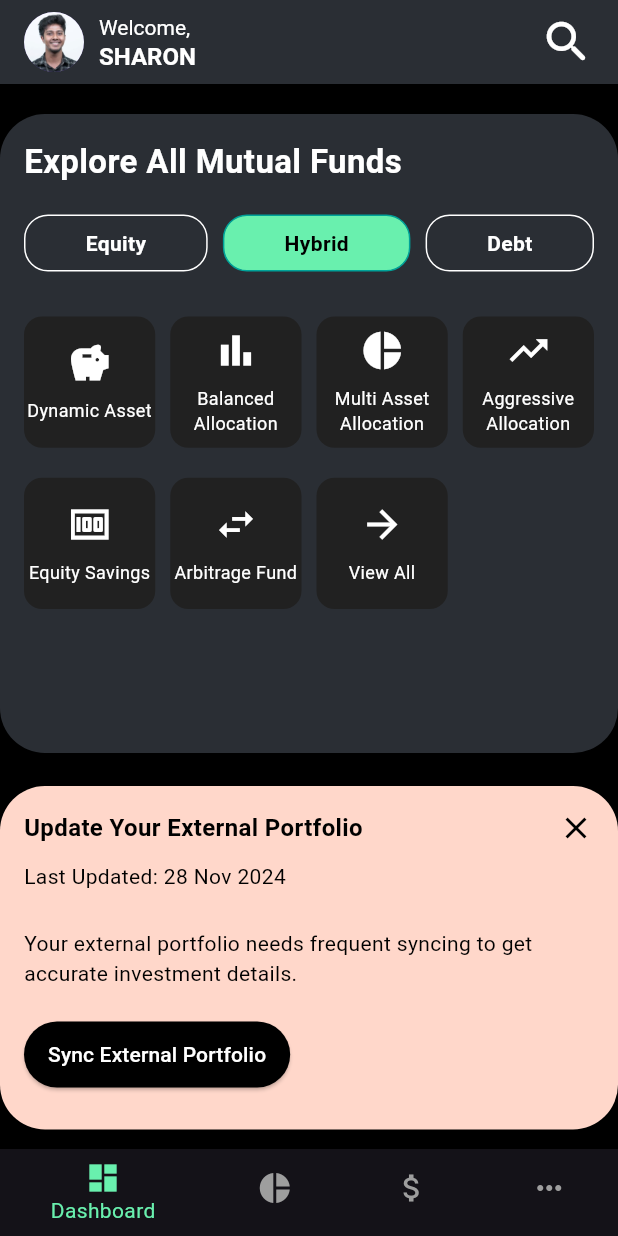
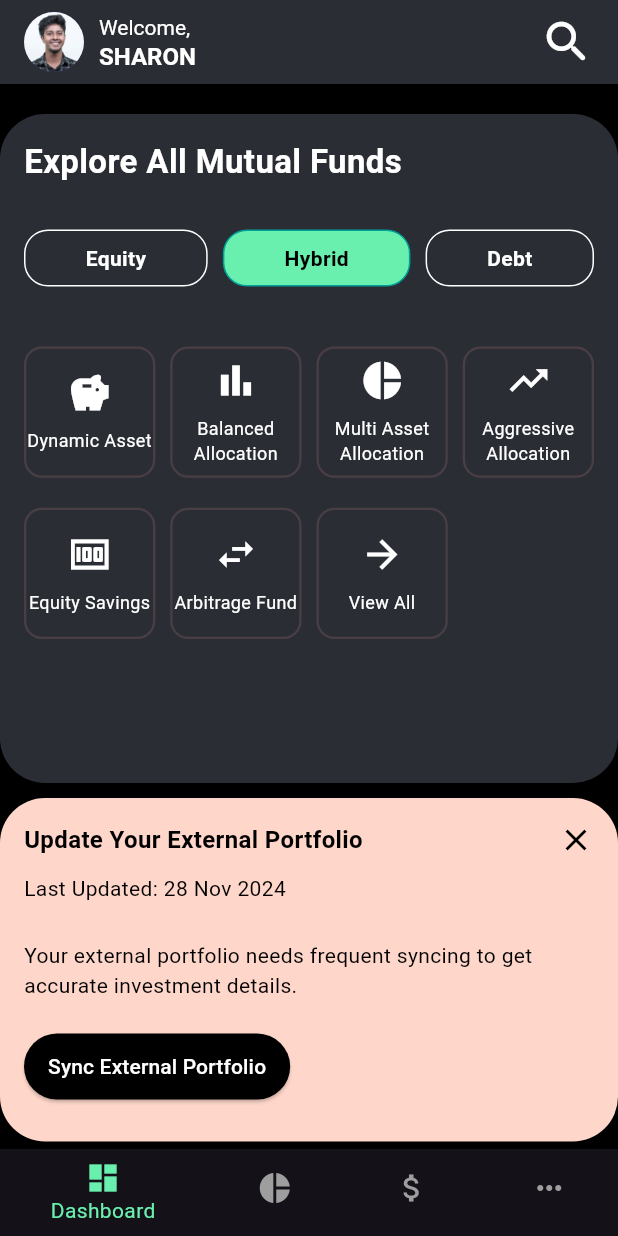
Before and after one commit to Paul-sharon/Funds-Genie, a Flutter app: the Dashboard screen opened directly, on a phone screen of 412 x 824 dp. Run offline on Flutter 3.47's test engine with Material 3 defaults, Android fonts, the phone set to English and light mode, and no system bars.

Commit message:
Dashboard intermidiate done

```diff
--- a/lib/screens/dashboard.dart
+++ b/lib/screens/dashboard.dart
@@ -18,12 +18,12 @@ class _DashboardState extends State<Dashboard> {
   Widget build(BuildContext context) {
     return Scaffold(
       appBar: AppBar(
-        automaticallyImplyLeading: false, // Removes the back arrow
+        automaticallyImplyLeading: false,
         backgroundColor: Color(0xFF2A2E34),
         title: Row(
           children: [
             CircleAvatar(
-              backgroundImage: AssetImage('assets/paul.jpg'), // Add a valid image path
+              backgroundImage: AssetImage('assets/paul.jpg'),
             ),
             SizedBox(width: 10),
             Column(
@@ -31,10 +31,7 @@ class _DashboardState extends State<Dashboard> {
               children: [
                 Text(
                   'Welcome,',
-                  style: TextStyle(
-                    color: Colors.white,
-                    fontSize: 14,
-                  ),
+                  style: TextStyle(color: Colors.white, fontSize: 14),
                 ),
                 Text(
                   'SHARON',
@@ -47,26 +44,17 @@ class _DashboardState extends State<Dashboard> {
               ],
             ),
             Spacer(),
-            Icon(
-              Icons.search_rounded,
-              color: Colors.white,
-              size: 36.0, // Adjust the size as needed
-            ),
+            Icon(Icons.search_rounded, color: Colors.white, size: 36.0),
           ],
         ),
       ),
       body: Padding(
-        padding: const EdgeInsets.only(top: 20.0), // Adjust this value as needed
+        padding: const EdgeInsets.only(top: 20.0),
         child: Column(
           children: [
             Container(
               decoration: const BoxDecoration(
-                borderRadius: BorderRadius.only(
-                  topLeft: Radius.circular(30),
-                  topRight: Radius.circular(30),
-                  bottomLeft: Radius.circular(30),
-                  bottomRight: Radius.circular(30),
-                ),
+                borderRadius: BorderRadius.all(Radius.circular(30)),
                 color: Color(0xFF2A2E34),
               ),
               child: SingleChildScrollView(
@@ -84,25 +72,10 @@ class _DashboardState extends State<Dashboard> {
                           fontWeight: FontWeight.bold,
                         ),
                       ),
-                      SizedBox(height: 20),
+                      SizedBox(height: 30),
                       CategoryButtonsRow(),
-                      SizedBox(height: 30),
-                      GridView.count(
-                        shrinkWrap: true,
-                        crossAxisCount: 4,
-                        crossAxisSpacing: 10,
-                        mainAxisSpacing: 20,
-                        physics: NeverScrollableScrollPhysics(),
-                        children: [
-                          _buildFundOption('Dynamic Asset', Icons.savings),
-                          _buildFundOption('Balanced Allocation', Icons.bar_chart),
-                          _buildFundOption('Multi Asset Allocation', Icons.pie_chart),
-                          _buildFundOption('Aggressive Allocation', Icons.trending_up),
-                          _buildFundOption('Equity Savings', Icons.money),
-                          _buildFundOption('Arbitrage Fund', Icons.swap_horiz),
-                          _buildFundOption('View All', Icons.arrow_forward),
-                        ],
-                      ),
+                      SizedBox(height: 40),
+                      FundOptionsGrid(),
                       SizedBox(height: 80),
                     ],
                   ),
@@ -110,7 +83,7 @@ class _DashboardState extends State<Dashboard> {
               ),
             ),
             Padding(
-              padding: const EdgeInsets.only(top: 22.0),
+              padding: const EdgeInsets.only(top: 10.0),
               child: _buildPortfolioSyncCard(),
             ),
           ],
@@ -119,7 +92,7 @@ class _DashboardState extends State<Dashboard> {
       bottomNavigationBar: BottomNavigationBar(
         currentIndex: _selectedIndex,
         onTap: _onItemTapped,
-        backgroundColor: Colors.black,
+        backgroundColor: Color(0xFF2A2E34),
         selectedItemColor: Colors.greenAccent,
         unselectedItemColor: Colors.grey,
         items: const [
@@ -145,40 +118,11 @@ class _DashboardState extends State<Dashboard> {
     );
   }
 
-  Widget _buildFundOption(String title, IconData icon) {
-    return Container(
-      decoration: BoxDecoration(
-        color: Colors.grey[900],
-        borderRadius: BorderRadius.circular(12),
-      ),
-      child: Column(
-        mainAxisAlignment: MainAxisAlignment.center,
-        children: [
-          Icon(icon, size: 30, color: Colors.white),
-          SizedBox(height: 8),
-          Text(
-            title,
-            textAlign: TextAlign.center,
-            style: TextStyle(
-              color: Colors.white,
-              fontSize: 12,
-            ),
-          ),
-        ],
-      ),
-    );
-  }
-
   Widget _buildPortfolioSyncCard() {
     return Container(
       padding: EdgeInsets.all(16),
       decoration: const BoxDecoration(
-        borderRadius: BorderRadius.only(
-          topLeft: Radius.circular(30),
-          topRight: Radius.circular(30),
-          bottomLeft: Radius.circular(30),
-          bottomRight: Radius.circular(30),
-        ),
+        borderRadius: BorderRadius.all(Radius.circular(30)),
         color: Color(0xFFFFD7CA),
       ),
       child: Column(
@@ -201,18 +145,12 @@ class _DashboardState extends State<Dashboard> {
           SizedBox(height: 10),
           Text(
             'Last Updated: 28 Nov 2024',
-            style: TextStyle(
-              fontSize: 14,
-              color: Colors.black,
-            ),
+            style: TextStyle(fontSize: 14, color: Colors.black),
           ),
           SizedBox(height: 25),
           Text(
             'Your external portfolio needs frequent syncing to get accurate investment details.',
-            style: TextStyle(
-              fontSize: 14,
-              color: Colors.black,
-            ),
+            style: TextStyle(fontSize: 14, color: Colors.black),
           ),
           SizedBox(height: 20),
           ElevatedButton(
@@ -229,6 +167,61 @@ class _DashboardState extends State<Dashboard> {
           SizedBox(height: 10),
         ],
       ),
+    );
+  }
+}
+
+class FundOptionsGrid extends StatelessWidget {
+  final List<Map<String, dynamic>> fundOptions = [
+    {'title': 'Dynamic Asset', 'icon': Icons.savings, 'route': DynamicAsset()},
+    {'title': 'Balanced Allocation', 'icon': Icons.bar_chart, 'route': BalancedAllocation()},
+    {'title': 'Multi Asset Allocation', 'icon': Icons.pie_chart, 'route': MultiAssetAllocation()},
+    {'title': 'Aggressive Allocation', 'icon': Icons.trending_up, 'route': AggressiveAllocation()},
+    {'title': 'Equity Savings', 'icon': Icons.money, 'route': EquitySavings()},
+    {'title': 'Arbitrage Fund', 'icon': Icons.swap_horiz, 'route': ArbitrageFund()},
+    {'title': 'View All', 'icon': Icons.arrow_forward, 'route': ViewAll()},
+  ];
+
+  @override
+  Widget build(BuildContext context) {
+    return GridView.count(
+      shrinkWrap: true,
+      crossAxisCount: 4,
+      crossAxisSpacing: 10,
+      mainAxisSpacing: 20,
+      physics: NeverScrollableScrollPhysics(),
+      children: fundOptions.map((fund) {
+        return GestureDetector(
+          onTap: () {
+            Navigator.push(
+              context,
+              MaterialPageRoute(builder: (context) => fund['route']),
+            );
+          },
+          child: Container(
+            decoration: BoxDecoration(
+              color: Color(0xFF2A2E34),
+              borderRadius: BorderRadius.circular(12),
+              border: Border.all(
+                color: Color(0xFF4A3E45), // Border color
+                width: 1.5, // Border width (adjust as needed)
+              ),
+            ),
+            child: Column(
+              mainAxisAlignment: MainAxisAlignment.center,
+              children: [
+                Icon(fund['icon'], size: 30, color: Colors.white),
+                SizedBox(height: 8),
+                Text(
+                  fund['title'],
+                  textAlign: TextAlign.center,
+                  style: TextStyle(color: Colors.white, fontSize: 12),
+                ),
+              ],
+            ),
+          ),
+        );
+      }).toList(),
     );
   }
 }
@@ -284,3 +277,73 @@ class _CategoryButtonsRowState extends State<CategoryButtonsRow> {
     );
   }
 }
+
+// Placeholder pages for navigation
+class DynamicAsset extends StatelessWidget {
+  @override
+  Widget build(BuildContext context) {
+    return Scaffold(
+      appBar: AppBar(title: Text('Dynamic Asset')),
+      body: Center(child: Text('Dynamic Asset Page')),
+    );
+  }
+}
+class BalancedAllocation extends StatelessWidget {
+  @override
+  Widget build(BuildContext context) {
+    return Scaffold(
+      appBar: AppBar(title: Text('Balanced Allocation')),
+      body: Center(child: Text('Balanced Allocation Page')),
+    );
+  }
+}
+
+class MultiAssetAllocation extends StatelessWidget {
+  @override
+  Widget build(BuildContext context) {
+    return Scaffold(
+      appBar: AppBar(title: Text('Multi Asset Allocation')),
+      body: Center(child: Text('Multi Asset Allocation Page')),
+    );
+  }
+}
+
+class AggressiveAllocation extends StatelessWidget {
+  @override
+  Widget build(BuildContext context) {
+    return Scaffold(
+      appBar: AppBar(title: Text('Aggressive Allocation')),
+      body: Center(child: Text('Aggressive Allocation Page')),
+    );
+  }
+}
+
+class EquitySavings extends StatelessWidget {
+  @override
+  Widget build(BuildContext context) {
+    return Scaffold(
+      appBar: AppBar(title: Text('Equity Savings')),
+      body: Center(child: Text('Equity Savings Page')),
+    );
+  }
+}
+
+class ArbitrageFund extends StatelessWidget {
+  @override
+  Widget build(BuildContext context) {
+    return Scaffold(
+      appBar: AppBar(title: Text('Arbitrage Fund')),
+      body: Center(child: Text('Arbitrage Fund Page')),
+    );
+  }
+}
+
+class ViewAll extends StatelessWidget {
+  @override
+  Widget build(BuildContext context) {
+    return Scaffold(
+      appBar: AppBar(title: Text('View All Funds')),
+      body: Center(child: Text('View All Funds Page')),
+    );
+  }
+}
```
